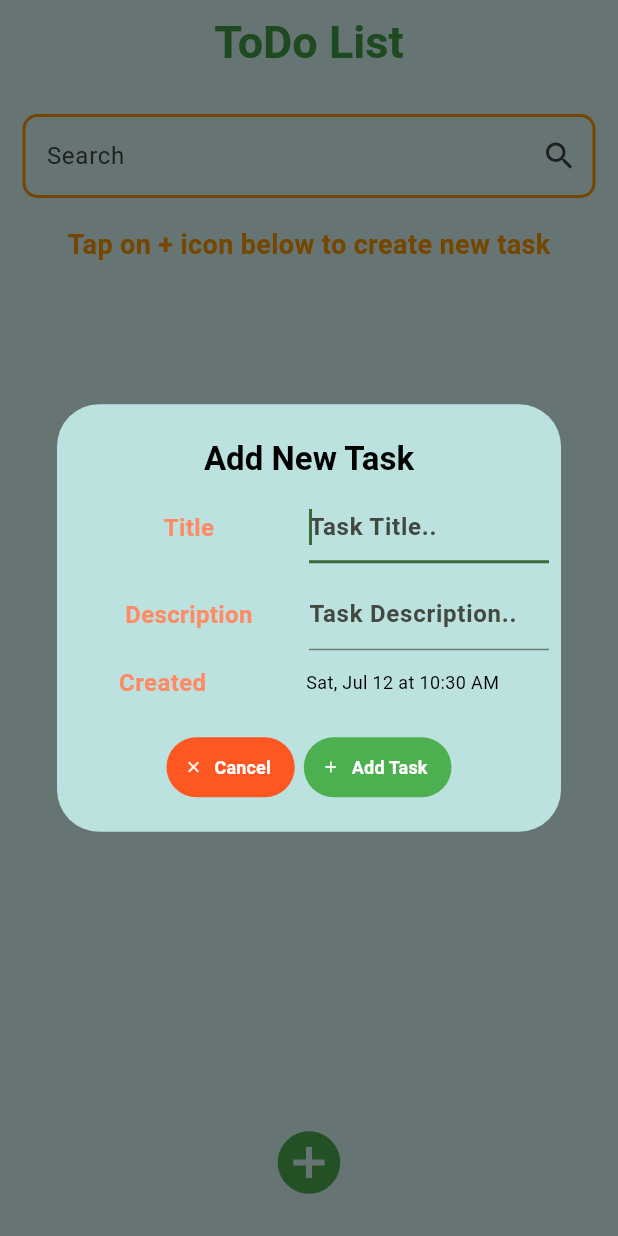
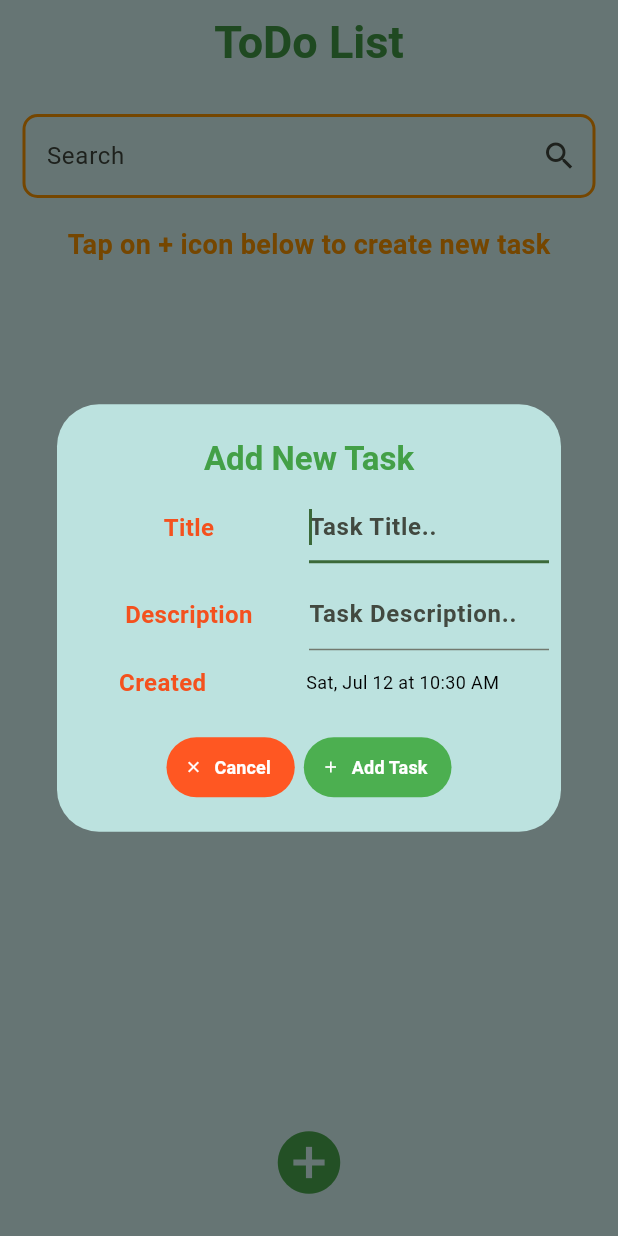
Before and after one commit to NewPotato-prog/Flutter-Todo, a Flutter app: the screen it shows after launch, after a tap on the "add circle" icon, on a phone screen of 412 x 824 dp. Run offline on Flutter 3.47's test engine with Material 3 defaults, Android fonts, the phone set to English and light mode, and no system bars; our stand-ins replace shared_preferences.

Commit message:
Changed colors

```diff
--- a/lib/popup.dart
+++ b/lib/popup.dart
@@ -8,7 +8,7 @@ mixin Popup {
         style ??
         TextStyle(
           fontSize: 16,
-          color: Colors.deepOrange[300],
+          color: Colors.deepOrange[600],
           fontWeight: FontWeight.bold,
         ),
   );
@@ -136,7 +136,9 @@ mixin Popup {
     required List<Widget> actions,
   }) {
     return SimpleDialog(
-      title: Center(child: Text(popupTitle)),
+      title: Center(
+        child: Text(popupTitle, style: TextStyle(color: Colors.green[600])),
+      ),
       titleTextStyle: TextStyle(
         fontWeight: FontWeight.bold,
         fontSize: 22,
--- a/lib/tasks_list.dart
+++ b/lib/tasks_list.dart
@@ -30,7 +30,7 @@ class _TasksListState extends State<TasksList> {
     final tasks = results.isEmpty ? tasksProvider.tasks : results;
 
     return ListView.separated(
-      separatorBuilder: (context, index) => Divider(),
+      separatorBuilder: (context, index) => Divider(color: Colors.green[800]),
       itemCount: tasks.length,
       itemBuilder: (BuildContext context, int index) {
         final task = tasks[index];
```
